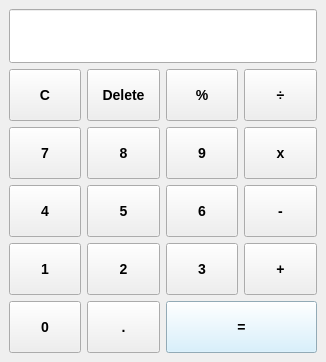
Before: the Qt Designer form ui/calculadora.ui in TenQy/Calculadora-Basica, drawn with Qt 5.
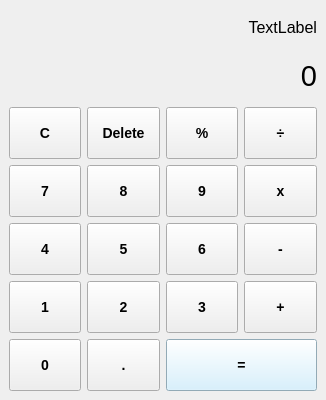
After: the same form once the commit is applied.

Commit message: feat: implement dual display with real-time number formatting

The edit to the form file:
```diff
--- a/ui/calculadora.ui
+++ b/ui/calculadora.ui
@@ -7,7 +7,7 @@
     <x>0</x>
     <y>0</y>
     <width>326</width>
-    <height>362</height>
+    <height>400</height>
    </rect>
   </property>
   <property name="windowTitle">
@@ -29,7 +29,7 @@
 	color: black;
 }
 
-QLineEdit {
+QLabel#main_display {
 	min-height: 50px;
 }</string>
   </property>
@@ -39,20 +39,32 @@
    </property>
    <layout class="QVBoxLayout" name="verticalLayout">
     <item>
-     <widget class="QLineEdit" name="display">
+     <widget class="QLabel" name="history_display">
       <property name="font">
        <font>
-        <pointsize>20</pointsize>
+        <pointsize>12</pointsize>
        </font>
       </property>
       <property name="text">
-       <string/>
+       <string>TextLabel</string>
       </property>
       <property name="alignment">
        <set>Qt::AlignmentFlag::AlignRight|Qt::AlignmentFlag::AlignTrailing|Qt::AlignmentFlag::AlignVCenter</set>
       </property>
-      <property name="readOnly">
-       <bool>true</bool>
+     </widget>
+    </item>
+    <item>
+     <widget class="QLabel" name="main_display">
+      <property name="font">
+       <font>
+        <pointsize>22</pointsize>
+       </font>
+      </property>
+      <property name="text">
+       <string>0</string>
+      </property>
+      <property name="alignment">
+       <set>Qt::AlignmentFlag::AlignRight|Qt::AlignmentFlag::AlignTrailing|Qt::AlignmentFlag::AlignVCenter</set>
       </property>
      </widget>
     </item>
```
The commit also changes 2 other files.
